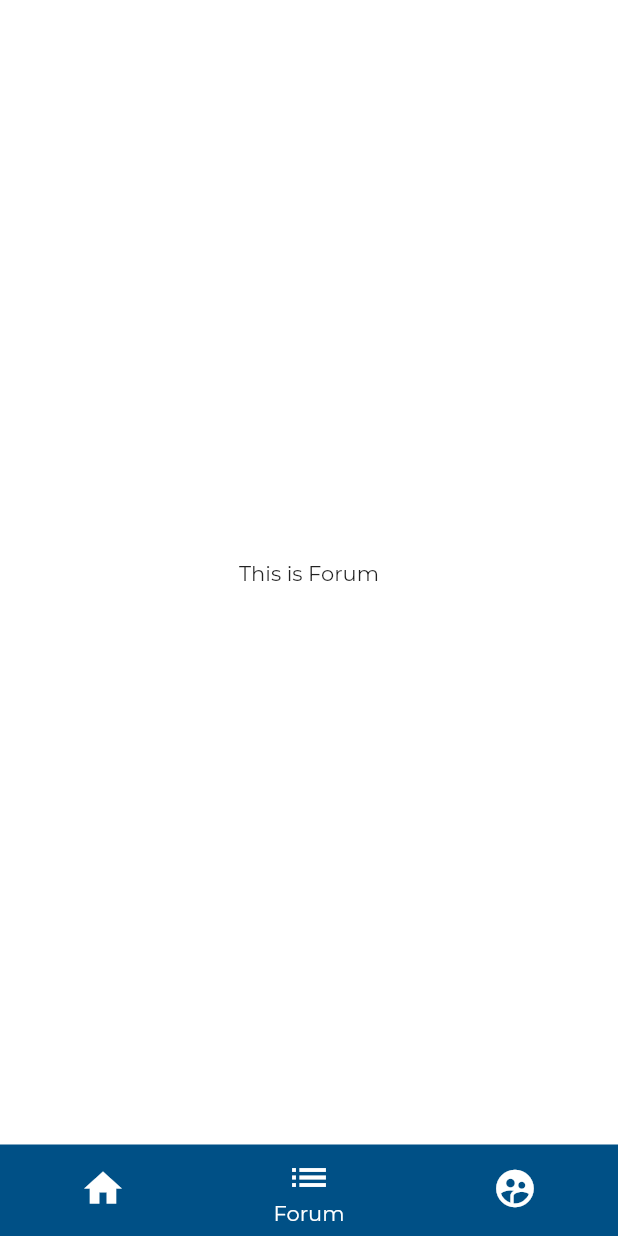
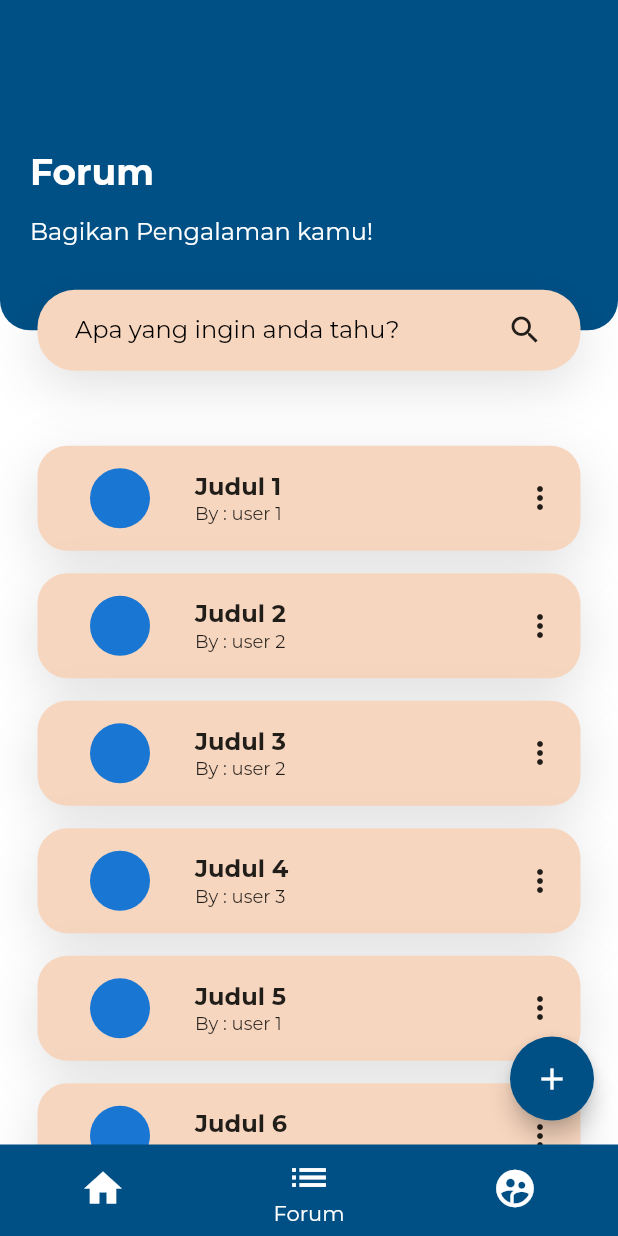
Before and after one commit to asbp/edu-life, a Flutter app: the Home screen opened directly, item 2 of the bottom bar chosen, on a phone screen of 412 x 824 dp. Run offline on Flutter 3.47's test engine with Material 2 defaults, Android fonts, the phone set to English and light mode, and no system bars; project files that could hold a hidden picture were left out.

Commit message:
list forum done

```diff
--- a/lib/components/forum/forum.dart
+++ b/lib/components/forum/forum.dart
@@ -1,3 +1,7 @@
+import 'package:edu_life/components/forum/forum_item.dart';
+import 'package:edu_life/components/home/header.dart';
+import 'package:edu_life/components/home/search_bar.dart';
+import 'package:edu_life/config/constants.dart';
 import 'package:flutter/material.dart';
 
 class Forum extends StatefulWidget {
@@ -8,9 +12,65 @@ class Forum extends StatefulWidget {
 class _ForumState extends State<Forum> {
   @override
   Widget build(BuildContext context) {
-    return Container(
-      child: Center(
-        child: Text("This is Forum"),
+    return Scaffold(
+          body: ListView(
+        scrollDirection: Axis.vertical,
+        children: <Widget>[
+          Header(
+            search: SearchBar(),
+            title: "Forum",
+            subtitle: "Bagikan Pengalaman kamu!",
+          ),
+          Column(
+            children: <Widget>[
+              ForumItem(
+                onClicked: (){},
+                title: "Judul 1",
+                username: "user 1",
+              ),
+              ForumItem(
+                onClicked: (){},
+                title: "Judul 2",
+                username: "user 2",
+              ),
+              ForumItem(
+                onClicked: (){},
+                title: "Judul 3",
+                username: "user 2",
+              ),
+              ForumItem(
+                onClicked: (){},
+                title: "Judul 4",
+                username: "user 3",
+              ),
+              ForumItem(
+                onClicked: (){},
+                title: "Judul 5",
+                username: "user 1",
+              ),
+              ForumItem(
+                onClicked: (){},
+                title: "Judul 6",
+                username: "anonymous",
+              ),
+              ForumItem(
+                onClicked: (){},
+                title: "Judul 7",
+                username: "anonymous",
+              ),
+              ForumItem(
+                onClicked: (){},
+                title: "Judul 8",
+                username: "user 5",
+              ),
+            ],
+          ),
+        ],
+      ),
+      floatingActionButton: FloatingActionButton(
+        onPressed: (){},
+        child: Icon(Icons.add),
+        backgroundColor: colorPrimary,
       ),
     );
   }
--- /dev/null
+++ b/lib/components/forum/forum_item.dart
@@ -0,0 +1,57 @@
+import 'package:edu_life/config/constants.dart';
+import 'package:flutter/material.dart';
+
+class ForumItem extends StatelessWidget {
+  const ForumItem({
+    Key key,
+    this.onClicked,
+    this.title,
+    this.username,
+  }) : super(key: key);
+
+  final Function onClicked;
+  final String title, username;
+
+  @override
+  Widget build(BuildContext context) {
+    return GestureDetector(
+      onTap: onClicked,
+      child: Container(
+        padding: EdgeInsets.all(15),
+        margin: EdgeInsets.fromLTRB(25, 0, 25, 15),
+        decoration: BoxDecoration(
+            // border: Border.all(width: 1, color: Colors.black),
+            color: colorSmallComponent,
+            borderRadius: BorderRadius.circular(20),
+            boxShadow: darkShadow),
+        child: Row(
+          mainAxisAlignment: MainAxisAlignment.spaceBetween,
+          children: <Widget>[
+            SizedBox(width: 20),
+            CircleAvatar(),
+            SizedBox(width: 30),
+            Expanded(
+              child: Column(
+                crossAxisAlignment: CrossAxisAlignment.start,
+                children: <Widget>[
+                  Text(
+                    title,
+                    overflow: TextOverflow.ellipsis,
+                    style: TextStyle(fontWeight: FontWeight.bold, fontSize: 16),
+                  ),
+                  Text(
+                    "By : $username",
+                    style: TextStyle(fontSize: 12, fontWeight: FontWeight.w400),
+                  )
+                ],
+              ),
+            ),
+            GestureDetector(
+              child: Icon(Icons.more_vert),
+            )
+          ],
+        ),
+      ),
+    );
+  }
+}
--- a/lib/components/home/dashboard.dart
+++ b/lib/components/home/dashboard.dart
@@ -1,3 +1,4 @@
+import 'package:edu_life/components/home/search_bar.dart';
 import 'package:flutter/material.dart';
 
 import 'header.dart';
@@ -14,7 +15,11 @@ class Dashboard extends StatelessWidget {
     return SingleChildScrollView(
       child: Column(
         children: <Widget>[
-          Header(),
+          Header(
+            search: SearchBar(),
+            title: "Halo username !",
+            subtitle: "Mari tingkatakan kualitas diri anda hari ini!",
+          ),
           MoreOfSubMenu(subtitle: "Categories", onHitMore: () {}),
           Container(
             child: Column(
--- a/lib/components/home/header.dart
+++ b/lib/components/home/header.dart
@@ -1,3 +1,4 @@
+import 'package:edu_life/components/home/search_bar.dart';
 import 'package:flutter/material.dart';
 
 import '../../config/constants.dart';
@@ -5,79 +6,55 @@ import '../../config/constants.dart';
 class Header extends StatelessWidget {
   const Header({
     Key key,
+    this.search,
+    this.title,
+    this.subtitle,
   }) : super(key: key);
+
+  final Widget search;
+  final String title, subtitle;
 
   @override
   Widget build(BuildContext context) {
     Size size = MediaQuery.of(context).size;
     return Container(
       margin: EdgeInsets.only(bottom: 50),
-      height: size.height * 0.35,
+      height: title == "Forum" ? size.height * 0.3 : size.height * 0.35,
       child: Stack(
         children: <Widget>[
           Container(
-            height: size.height * 0.35 - 27,
+            height: title == "Forum"
+                ? size.height * 0.3 - 27
+                : size.height * 0.35 - 27,
             decoration: BoxDecoration(
                 color: colorPrimary,
                 borderRadius: BorderRadius.only(
-                  bottomLeft: Radius.circular(20),
-                  bottomRight: Radius.circular(20)
-                )
-              ),
+                    bottomLeft: Radius.circular(20),
+                    bottomRight: Radius.circular(20))),
             child: Container(
-              margin: EdgeInsets.only(left: 20, top: 30),
+              margin:
+                  EdgeInsets.only(left: 20, top: title == "Forum" ? 10 : 30),
               child: Row(
                 children: <Widget>[
                   Text(
-                    "Halo username !\n",
+                    title,
                     style: TextStyle(
-                      fontSize: 24,
-                      color: Colors.white,
-                      fontWeight: FontWeight.bold
-                    ),
+                        fontSize: 24,
+                        color: Colors.white,
+                        fontWeight: FontWeight.bold),
                   ),
                 ],
               ),
             ),
           ),
           Positioned(
-              bottom: size.height * 0.13,
+              bottom: title == "Forum" ? size.height * 0.1 : size.height * 0.13,
               left: 20,
               child: Text(
-                "Mari tingkatakan kualitas diri anda hari ini!",
+                subtitle,
                 style: TextStyle(fontSize: 16, color: Colors.white),
               )),
-          Positioned(
-              bottom: 0,
-              left: 0,
-              right: 0,
-              child: Container(
-                alignment: Alignment.center,
-                height: 54,
-                margin: EdgeInsets.symmetric(horizontal: 25),
-                padding: EdgeInsets.symmetric(horizontal: 25),
-                decoration: BoxDecoration(
-                    color: colorSmallComponent,
-                    borderRadius: BorderRadius.circular(25),
-                    boxShadow: darkShadow
-                ),
-                child: Row(
-                  children: <Widget>[
-                    Expanded(
-                      child: TextField(
-                        onChanged: (value) {},
-                        decoration: InputDecoration(
-                            hintText: "Apa yang ingin anda tahu?",
-                            hintStyle:
-                                TextStyle(color: Colors.black),
-                            enabledBorder: InputBorder.none,
-                            focusedBorder: InputBorder.none),
-                      ),
-                    ),
-                    Icon(Icons.search)
-                  ],
-                ),
-              ))
+          search
         ],
       ),
     );
--- /dev/null
+++ b/lib/components/home/search_bar.dart
@@ -0,0 +1,43 @@
+import 'package:edu_life/config/constants.dart';
+import 'package:flutter/material.dart';
+
+class SearchBar extends StatelessWidget {
+  const SearchBar({
+    Key key,
+  }) : super(key: key);
+
+  @override
+  Widget build(BuildContext context) {
+    return Positioned(
+        bottom: 0,
+        left: 0,
+        right: 0,
+        child: Container(
+          alignment: Alignment.center,
+          height: 54,
+          margin: EdgeInsets.symmetric(horizontal: 25),
+          padding: EdgeInsets.symmetric(horizontal: 25),
+          decoration: BoxDecoration(
+              color: colorSmallComponent,
+              borderRadius: BorderRadius.circular(25),
+              boxShadow: darkShadow
+          ),
+          child: Row(
+            children: <Widget>[
+              Expanded(
+                child: TextField(
+                  onChanged: (value) {},
+                  decoration: InputDecoration(
+                      hintText: "Apa yang ingin anda tahu?",
+                      hintStyle:
+                          TextStyle(color: Colors.black),
+                      enabledBorder: InputBorder.none,
+                      focusedBorder: InputBorder.none),
+                ),
+              ),
+              Icon(Icons.search)
+            ],
+          ),
+        ));
+  }
+}
```
Also changed, not shown: pubspec.lock.
